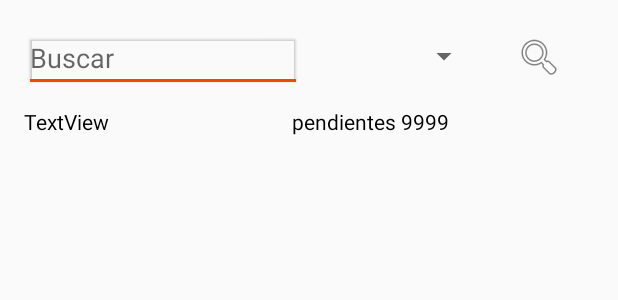
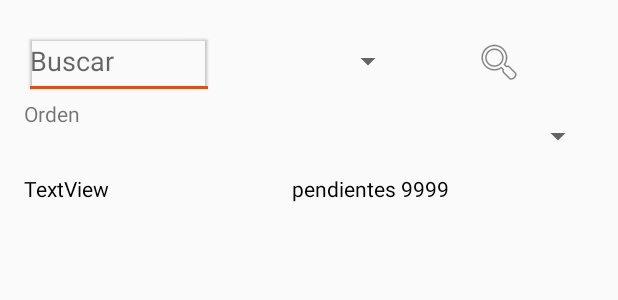
Before and after one commit to fabianhidalgo3/fastbilling_android, an Android app: the layout activity_lista_ordenes.xml on its own in the app's theme, with its tools: preview values and no code run, on a phone screen of 412 x 824 dp. Shown: the top 300 px of the screen. Run offline under Robolectric (Android 15) with nearby library versions, the phone set to English and light mode, and no system bars.

Commit message:
Se agrega funcionalidad para ordenar por direccion

```diff
--- a/app/src/main/res/layout/activity_lista_ordenes.xml
+++ b/app/src/main/res/layout/activity_lista_ordenes.xml
@@ -15,21 +15,35 @@
     <LinearLayout
         android:layout_width="match_parent"
         android:layout_height="match_parent"
+        android:layout_alignParentEnd="true"
+        android:layout_centerVertical="true"
         android:orientation="vertical">
 
         <LinearLayout
             android:layout_width="match_parent"
-            android:layout_height="55dp"
+            android:layout_height="100dp"
             android:orientation="horizontal"
             android:weightSum="1">
 
+            <LinearLayout
+                android:layout_width="match_parent"
+                android:layout_height="match_parent"
+                android:layout_weight="0.42"
+                android:orientation="vertical">
+
+                <LinearLayout
+                    android:layout_width="match_parent"
+                    android:layout_height="match_parent"
+                    android:layout_weight="0.42"
+                    android:orientation="horizontal">
+
                     <EditText
                         android:id="@+id/txt_busquedaImpresion"
-                android:layout_width="127dp"
-                android:layout_height="wrap_content"
+                        android:layout_width="match_parent"
+                        android:layout_height="match_parent"
                         android:layout_alignParentLeft="true"
                         android:layout_alignParentStart="true"
-                android:layout_weight="0.42"
+                        android:layout_weight="1"
                         android:elevation="1dp"
                         android:ems="10"
                         android:hint="Buscar"
@@ -37,26 +51,57 @@
 
                     <Spinner
                         android:id="@+id/filtroImpresion"
-                android:layout_width="81dp"
-                android:layout_height="43dp"
-                android:spinnerMode="dialog"
+                        android:layout_width="match_parent"
+                        android:layout_height="match_parent"
                         android:layout_above="@+id/listaOrden_pendientes"
                         android:layout_alignParentTop="true"
                         android:layout_toEndOf="@+id/txt_busquedaImpresion"
                         android:layout_toRightOf="@+id/txt_busquedaImpresion"
-                android:layout_weight="0.27" />
+                        android:layout_weight="1"
+                        android:padding="10000dp"
+                        android:spinnerMode="dialog" />
 
                     <ImageButton
                         android:id="@+id/btn_buscar"
-                android:layout_width="wrap_content"
-                android:layout_height="43dp"
+                        android:layout_width="match_parent"
+                        android:layout_height="match_parent"
                         android:layout_alignBottom="@+id/filtroImpresion"
                         android:layout_alignParentEnd="true"
                         android:layout_alignParentRight="true"
                         android:layout_alignParentTop="true"
-                android:layout_weight=".33"
+                        android:layout_weight="1"
                         android:background="@android:color/transparent"
                         app:srcCompat="@android:drawable/ic_menu_search" />
+
+                </LinearLayout>
+
+                <LinearLayout
+                    android:layout_width="match_parent"
+                    android:layout_height="match_parent"
+                    android:layout_weight="0.42"
+                    android:orientation="horizontal">
+
+                    <TextView
+                        android:id="@+id/textView3"
+                        android:layout_width="match_parent"
+                        android:layout_height="match_parent"
+                        android:layout_weight="1"
+                        android:text="Orden" />
+
+                    <Spinner
+                        android:id="@+id/spinnerOrden"
+                        android:layout_width="match_parent"
+                        android:layout_height="match_parent"
+                        android:layout_above="@+id/listaOrden_pendientes"
+                        android:layout_alignParentTop="true"
+                        android:layout_toEndOf="@+id/txt_busquedaImpresion"
+                        android:layout_toRightOf="@+id/txt_busquedaImpresion"
+                        android:layout_weight="1"
+                        android:spinnerMode="dialog" />
+
+                </LinearLayout>
+
+            </LinearLayout>
 
         </LinearLayout>
 
```
Also changed, not shown: app/src/main/java/base_datos/Bd.java (+12 -11 lines), app/src/main/java/cl/jfcor/fastbilling/ListaImpresion.java (+4 -4 lines), app/src/main/java/cl/jfcor/fastbilling/ListaOrdenesFragment.java (+45 -4 lines), 1 other file. Lines whose indentation alone changed are shown as unchanged.
